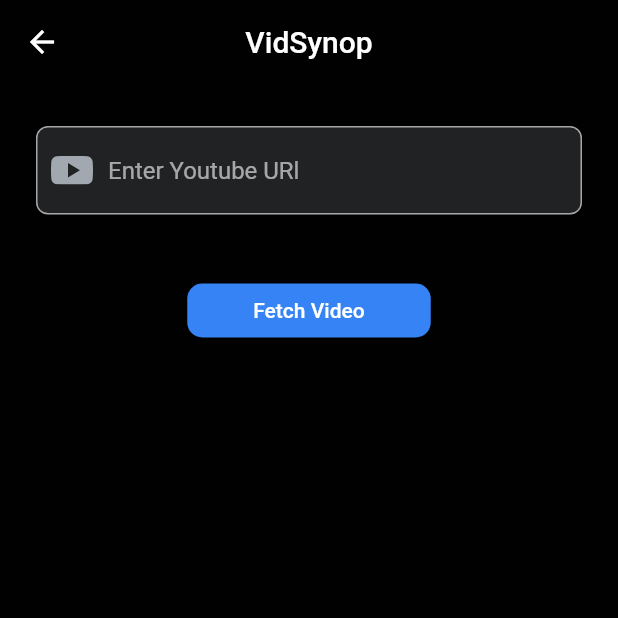
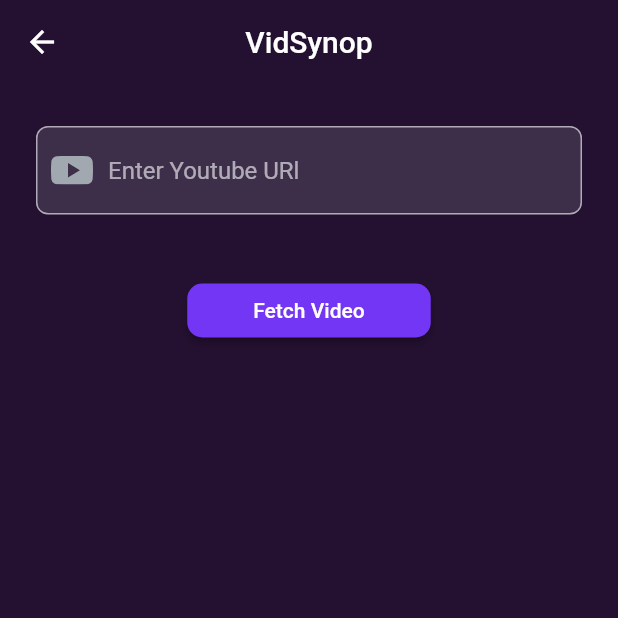
Before and after one commit to aliena-abidi/VidSynop, a Flutter app: the screen it shows after launch, after a tap on "Initiate", on a phone screen of 412 x 824 dp, the top half of it. Run offline on Flutter 3.47's test engine with Material 2 defaults, Android fonts, the phone set to English and light mode, and no system bars; our stand-ins replace flutter_svg; missing offline and left inert: youtube_caption_scraper; network calls fail.

Commit message:
[added] final ui changes

```diff
--- a/lib/modules/home/home_screen.dart
+++ b/lib/modules/home/home_screen.dart
@@ -8,12 +8,17 @@ class HomePage extends StatelessWidget {
   @override
   Widget build(BuildContext context) {
     return Scaffold(
+      backgroundColor: const Color(0xff241030),
       appBar: AppBar(
         elevation: 0,
-        backgroundColor: const Color(0xff010101),
-        toolbarHeight: 70,
+        backgroundColor: const Color(0xff241030),
+        toolbarHeight: 90,
+        centerTitle: true,
         title: const Text(
-          'Find your desire\nyoutube summary',
+          'Get your desired\nVideo summary!',
+          style: TextStyle(
+            height: 1.3,
+          ),
         ),
       ),
       body: SizedBox.expand(
@@ -26,7 +31,8 @@ class HomePage extends StatelessWidget {
               Center(
                 child: Image.asset(
                   "assets/logo.gif",
-                  width: 300,
+                  width: 400,
+                  height: 250,
                 ),
               ),
               const SizedBox(height: 60),
@@ -36,9 +42,9 @@ class HomePage extends StatelessWidget {
               ),
               const SizedBox(height: 20),
               Text(
-                'Lorem ipsum dolor sit amet, consectetur adipiscing elit, sed do eiusmod tempor incididunt ut labore et dolore magna aliqua. Ut enim ad minim veniam.Lorem ipsum dolor sit amet, consectetur adipiscing elit, sed do eiusmod tempor incididunt ut labore et dolore magna aliqua. Ut enim ad minim veniam. Ut enim ad minim veniam.Lorem ipsum dolor sit amet, consectetur adipiscing elit, sed do eiusmod tempor incididunt ut labore et dolore magna aliqua. Ut enim ad minim veniam.Lorem ipsum dolor sit amet, consectetur adipiscing elit, sed do eiusmod tempor incididunt ut labore et dolore magna aliqua.',
+                'Welcome to VidSynop! This is a platform where we provide you with the best Youtube Transcript Summarizer with a focus on accuracy and dependability. Generate a written summary of any YouTube Video of your choice.\n\nEnjoy working with VidSynop!',
                 style: Theme.of(context).textTheme.labelMedium!.copyWith(
-                      color: const Color(0xff3683F5),
+                      color: Colors.white,
                       height: 1.3,
                     ),
               ),
@@ -46,7 +52,7 @@ class HomePage extends StatelessWidget {
               Center(
                 child: ElevatedButton(
                   style: ElevatedButton.styleFrom(
-                    backgroundColor: const Color(0xff3683F5),
+                    backgroundColor: const Color(0xff7336F5),
                     shape: RoundedRectangleBorder(
                         borderRadius: BorderRadius.circular(10)),
                     padding:
--- a/lib/modules/home/main_screen.dart
+++ b/lib/modules/home/main_screen.dart
@@ -104,9 +104,10 @@ class _MainScreenState extends State<MainScreen> {
   @override
   Widget build(BuildContext context) {
     return Scaffold(
+      backgroundColor: const Color(0xff241030),
       appBar: AppBar(
         elevation: 0,
-        backgroundColor: const Color(0xff010101),
+        backgroundColor: const Color(0xff241030),
         title: const Text(
           'VidSynop',
         ),
@@ -138,7 +139,7 @@ class _MainScreenState extends State<MainScreen> {
               Center(
                 child: ElevatedButton(
                   style: ElevatedButton.styleFrom(
-                    backgroundColor: const Color(0xff3683F5),
+                    backgroundColor: const Color(0xff7336F5),
                     shape: RoundedRectangleBorder(
                         borderRadius: BorderRadius.circular(10)),
                     padding:
@@ -183,7 +184,7 @@ class _MainScreenState extends State<MainScreen> {
                                   .textTheme
                                   .labelMedium!
                                   .copyWith(
-                                    color: const Color(0xff3683F5),
+                                    color: const Color(0xffFFFFFF),
                                     height: 1.3,
                                   ),
                             ),
@@ -191,7 +192,7 @@ class _MainScreenState extends State<MainScreen> {
                             Center(
                               child: ElevatedButton(
                                 style: ElevatedButton.styleFrom(
-                                  backgroundColor: const Color(0xff3683F5),
+                                  backgroundColor: const Color(0xff7336F5),
                                   shape: RoundedRectangleBorder(
                                       borderRadius: BorderRadius.circular(10)),
                                   padding: const EdgeInsets.symmetric(
@@ -210,6 +211,7 @@ class _MainScreenState extends State<MainScreen> {
                                 child: const Text('Generate Text Summary'),
                               ),
                             ),
+                            const SizedBox(height: 20),
                           ],
                         ),
             ],
--- a/lib/modules/splash/splash_view.dart
+++ b/lib/modules/splash/splash_view.dart
@@ -32,12 +32,15 @@ class _SplashPageState extends State<SplashPage> {
           mainAxisAlignment: MainAxisAlignment.center,
           children: [
             const SizedBox(height: 20),
-            SvgPicture.asset('assets/youtube_blue.svg'),
+            SvgPicture.asset(
+              'assets/youtube_blue.svg',
+              color: const Color(0xffF53636),
+            ),
             const SizedBox(height: 20),
             Text(
               'VidSynop',
               style: Theme.of(context).textTheme.displaySmall!.copyWith(
-                    color: const Color(0xff3683F5),
+                    color: const Color(0xffFFFFFF),
                     fontWeight: FontWeight.bold,
                   ),
             ),
```
Also changed, not shown: lib/modules/home/summary_screen.dart (+20 -8 lines), pubspec.yaml (+13 -0 lines), assets/icon.png (added), pubspec.lock, 33 other files.
